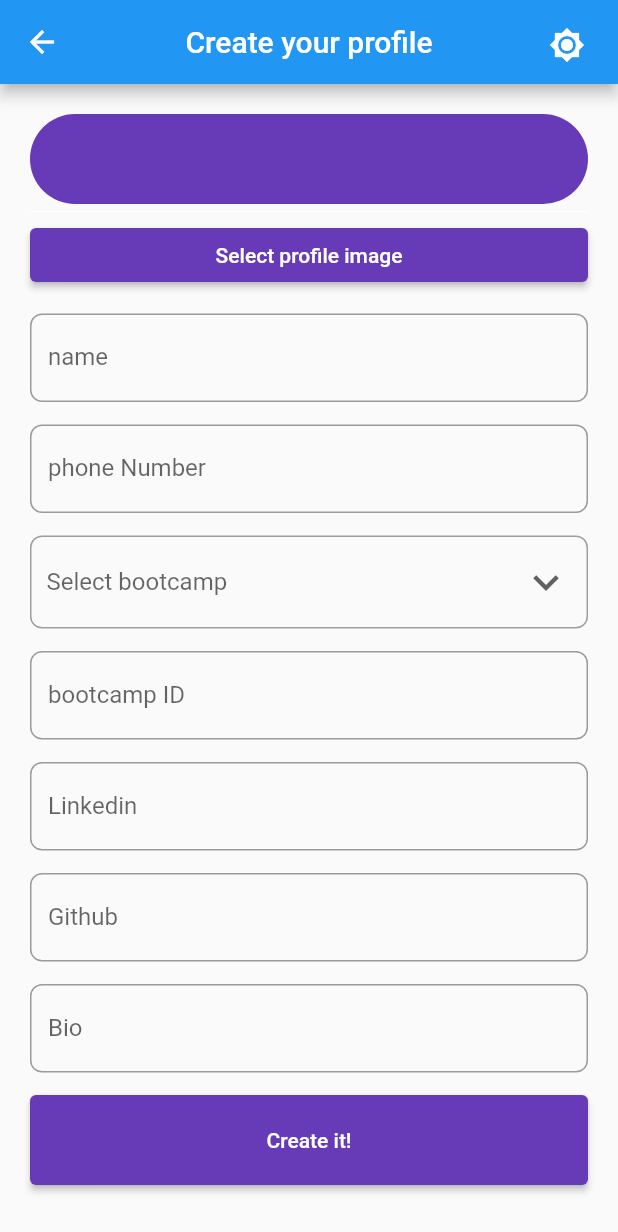
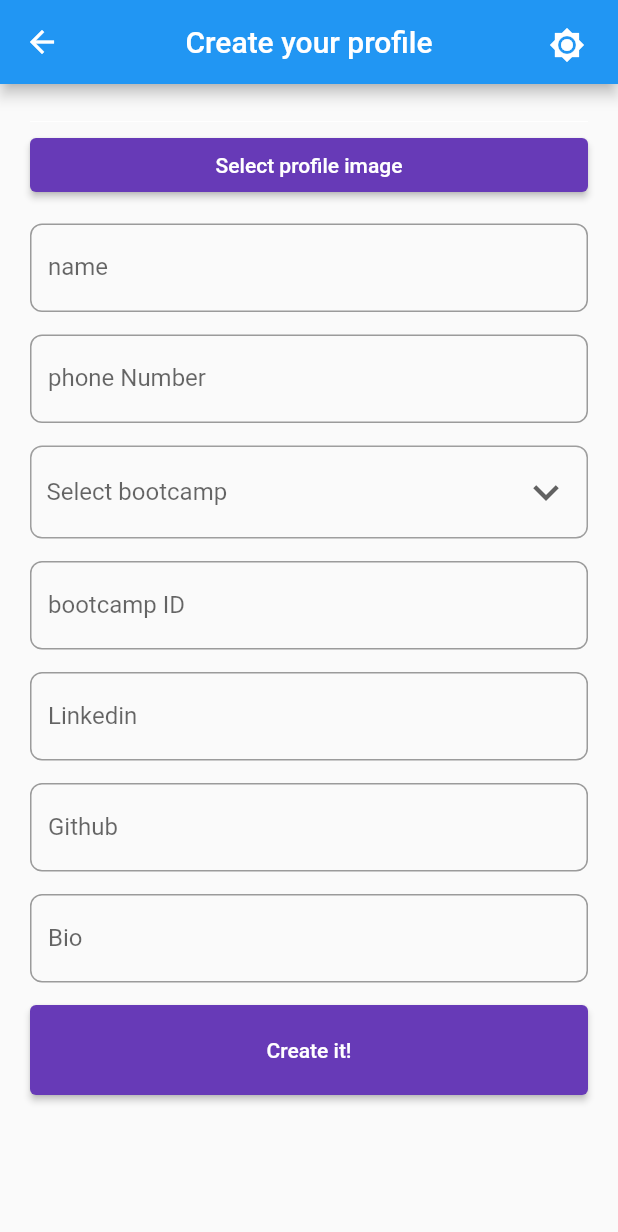
Before and after one commit to hooshyar/wecode_21_22_3_2, a Flutter app: the CreateProfileScreen screen opened directly, on a phone screen of 412 x 824 dp. Shown: the top 1232 px of the screen. Run offline on Flutter 3.47's test engine with Material 2 defaults, Android fonts, the phone set to English and light mode, and no system bars; our stand-ins replace cached_network_image, cloud_firestore, firebase_auth, firebase_core, firebase_messaging, firebase_storage and 12 more; missing offline and left inert: sqlbrite; accounts and stored records are empty.

Commit message:
changing colors

```diff
--- a/lib/src/constants/style.dart
+++ b/lib/src/constants/style.dart
@@ -1,15 +1,15 @@
 import 'package:flutter/material.dart';
+
+Color mainColor = Colors.purpleAccent;
+Color secondColor = Colors.purpleAccent;
 
 InputDecoration generalInputDecoration(
     {required String labelText, String? hintText}) {
   return InputDecoration(
-
     label: Text(labelText),
     hintText: hintText,
     border: OutlineInputBorder(
-
       borderRadius: BorderRadius.circular(8),
-
     ),
   );
 }
--- a/lib/src/profile_screens/create_profile_screen.dart
+++ b/lib/src/profile_screens/create_profile_screen.dart
@@ -84,10 +84,7 @@ class _CreateProfileScreenState extends State<CreateProfileScreen> {
                           children: [
                             _selectedProfileImg == null
                                 ? Container(
-                                    height: 60,
-                                    width: 120,
                                     decoration: BoxDecoration(
-                                      color: Colors.deepPurple,
                                       borderRadius:
                                           BorderRadius.all(Radius.circular(70)),
                                     ),
@@ -97,7 +94,7 @@ class _CreateProfileScreenState extends State<CreateProfileScreen> {
                                     width: 120,
                                     decoration: BoxDecoration(
                                       color: _selectedProfileImg == null
-                                          ? Colors.blue
+                                          ? mainColor
                                           : null,
                                       image: DecorationImage(
                                         image: FileImage(
@@ -301,7 +298,8 @@ class _CreateProfileScreenState extends State<CreateProfileScreen> {
                                           _isLoading = false;
                                           debugPrint(_isLoading.toString());
                                         });
-                                        Navigator.pushNamed(context, '/');
+                                        Navigator.pop(context);
+                                        // Navigator.pushNamed(context, '/');
                                       });
                                       //     .collection('users')
                                       //     .add({
```
